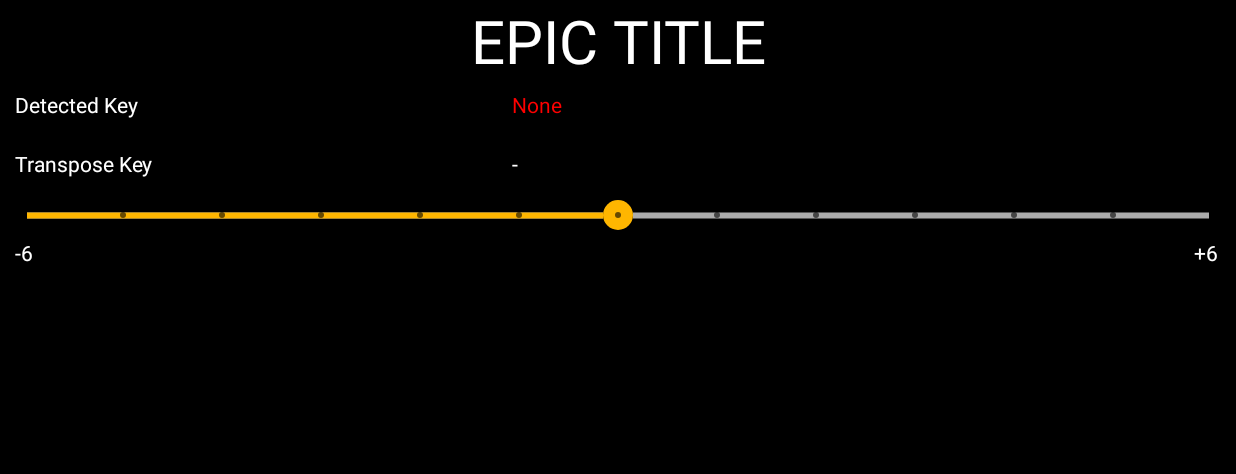
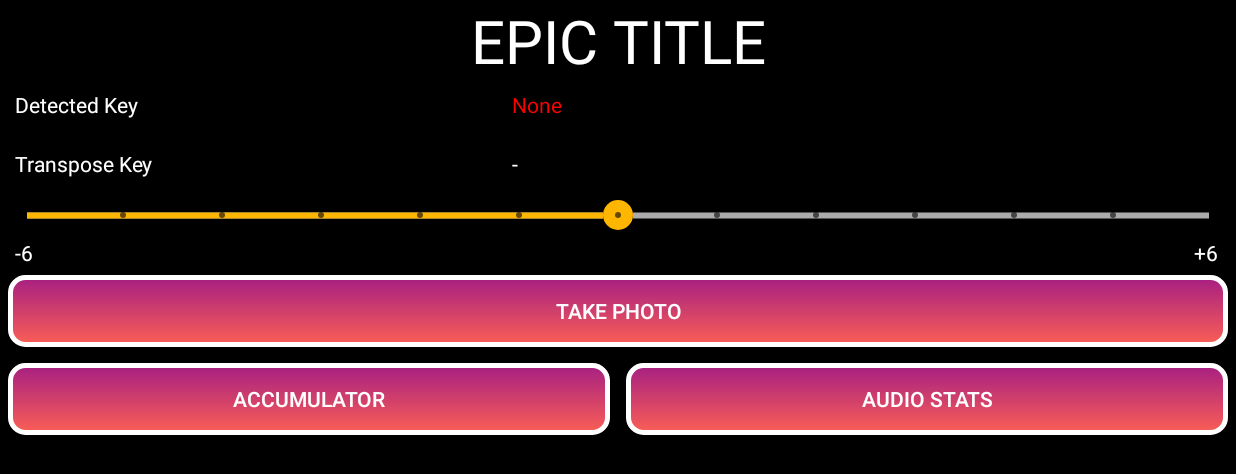
Before and after one commit to peempeem/ECE420FinalProject, an Android app: the screen it shows after launch (MainActivity), on a phone screen of 824 x 412 dp (held sideways). Shown: the top 474 px of the screen. Run offline under Robolectric (Android 15) with nearby library versions, the phone set to English and light mode, and no system bars; libraries missing offline, so code that uses them is left out: androidx.camera.core, androidx.camera.lifecycle, org.opencv.android; 5 statements that could not run were skipped.

Commit message:
added single shot capture

```diff
--- a/app/src/main/java/com/example/ece420finalproject/MainActivity.java
+++ b/app/src/main/java/com/example/ece420finalproject/MainActivity.java
@@ -9,8 +9,11 @@ import android.os.Bundle;
 import android.util.DisplayMetrics;
 import android.util.Log;
 import android.util.Size;
+import android.view.View;
 import android.view.WindowManager;
+import android.widget.Button;
 import android.widget.ImageView;
+import android.widget.SeekBar;
 import android.widget.Toast;
 
 import androidx.annotation.NonNull;
@@ -42,6 +45,20 @@ public class MainActivity extends AppCompatActivity {
 
     private ExecutorService analysisExecutor = null;
     private ImageView viewFinder;
+    private SeekBar transpose;
+    private Button capture;
+    private Button showAccumulator;
+    private Button showAudioStats;
+
+    private enum DisplayState {
+        PREROLLING,
+        CAPTURED1,
+        CAPTURED2,
+        ACCUMULATOR,
+        AUDIOSTATS
+    }
+
+    private DisplayState displayState = DisplayState.PREROLLING;
 
     private native void initCPP();
     private native void pauseCPP();
@@ -73,6 +90,23 @@ public class MainActivity extends AppCompatActivity {
         viewFinder = findViewById(R.id.viewFinder);
         viewFinder.setScaleType(ImageView.ScaleType.FIT_START);
         viewFinder.setBackgroundColor(getResources().getColor(android.R.color.black));
+
+        transpose = findViewById(R.id.transpose);
+        capture = findViewById(R.id.captureButton);
+        showAccumulator = findViewById(R.id.showAccumulator);
+        showAudioStats = findViewById(R.id.showAudioStats);
+
+        capture.setOnClickListener(new View.OnClickListener() {
+
+            @Override
+            public void onClick(View v) {
+                if (displayState == DisplayState.PREROLLING)
+                    displayState = DisplayState.CAPTURED1;
+                else
+                    displayState = DisplayState.PREROLLING;
+                Log.d("STAte", ""+displayState);
+            }
+        });
 
         getWindow().addFlags(WindowManager.LayoutParams.FLAG_KEEP_SCREEN_ON);
         WindowInsetsControllerCompat windowInsetsController = WindowCompat.getInsetsController(getWindow(), getWindow().getDecorView());
@@ -110,12 +144,21 @@ public class MainActivity extends AppCompatActivity {
         analysisExecutor = Executors.newSingleThreadExecutor();
         imageAnalysis.setAnalyzer(analysisExecutor, imageProxy -> {
 
+            if (displayState != DisplayState.PREROLLING && displayState != DisplayState.CAPTURED1) {
+                imageProxy.close();
+                return;
+            }
+
             Bitmap bitmap = imageProxy.toBitmap();
-            processImage(bitmap);
+
+            if (displayState == DisplayState.CAPTURED1)
+                processImage(bitmap);
 
             runOnUiThread(new Runnable() {
                 @Override
                 public void run() {
+                    if (displayState == DisplayState.CAPTURED1)
+                        displayState = DisplayState.CAPTURED2;
                     viewFinder.setImageBitmap(bitmap);
                 }
             });
--- /dev/null
+++ b/app/src/main/res/drawable/capture_button_gradient.xml
@@ -0,0 +1,10 @@
+<?xml version="1.0" encoding="utf-8"?>
+<shape xmlns:android="http://schemas.android.com/apk/res/android"
+    android:shape="rectangle">
+    <gradient
+        android:startColor="@color/sunset_purple"
+        android:endColor="@color/sunset_orange"
+        android:angle="-45"/>
+    <corners android:radius="10dp"/>
+    <stroke android:width="3dp" android:color="@color/white"/>
+</shape>
--- a/app/src/main/res/layout/activity_main.xml
+++ b/app/src/main/res/layout/activity_main.xml
@@ -65,7 +65,7 @@
         </GridLayout>
 
         <SeekBar
-            android:id="@+id/seekBar2"
+            android:id="@+id/transpose"
             style="@style/Widget.AppCompat.SeekBar.Discrete"
             android:layout_width="match_parent"
             android:layout_height="30dp"
@@ -100,6 +100,52 @@
 
         </LinearLayout>
 
+
+        <Button
+            android:layout_width="match_parent"
+            android:layout_height="wrap_content"
+            android:text="Take Photo"
+            android:textColor="@color/white"
+            android:background="@drawable/capture_button_gradient"
+            android:gravity="center"
+            android:foreground="?android:attr/selectableItemBackground"
+            android:layout_margin="5dp"
+            android:id="@+id/captureButton"/>
+
+        <GridLayout
+            android:layout_width="match_parent"
+            android:layout_height="wrap_content"
+            android:columnCount="2">
+
+            <Button
+                android:layout_width="0dp"
+                android:layout_columnWeight="1"
+                android:layout_height="wrap_content"
+                android:text="Accumulator"
+                android:textColor="@color/white"
+                android:background="@drawable/capture_button_gradient"
+                android:gravity="center"
+                android:foreground="?android:attr/selectableItemBackground"
+                android:layout_margin="5dp"
+                android:id="@+id/showAccumulator"/>
+
+            <Button
+                android:layout_width="0dp"
+                android:layout_columnWeight="1"
+                android:layout_height="wrap_content"
+                android:text="Audio Stats"
+                android:textColor="@color/white"
+                android:background="@drawable/capture_button_gradient"
+                android:gravity="center"
+                android:foreground="?android:attr/selectableItemBackground"
+                android:layout_margin="5dp"
+                android:id="@+id/showAudioStats"/>
+
+        </GridLayout>
+
+
+
+
     </LinearLayout>
 
 </LinearLayout>
--- a/app/src/main/res/values/colors.xml
+++ b/app/src/main/res/values/colors.xml
@@ -8,7 +8,10 @@
     <color name="black">#FF000000</color>
     <color name="white">#FFFFFFFF</color>
     <color name="red">#FFFF0000</color>
-    <color name="seek_bar_background">#ababab</color>
-    <color name="seek_bar_progress">#ffb600</color>
+    <color name="seek_bar_background">#ABABAB</color>
+    <color name="seek_bar_progress">#FFB600</color>
     <color name="seek_bar_secondary_progress">#3399CC</color>
+    <color name="sunset_purple">#FFA61F82</color>
+    <color name="sunset_orange">#FFFA5F55</color>
+
 </resources>
```
Also changed, not shown: 2 other files.
